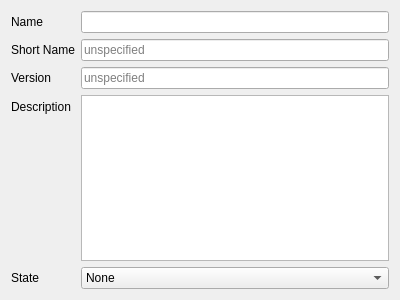
The window that src/patternmetaeditor.ui (dmr-tools/anytone-emu) describes before a commit, drawn with Qt 5.
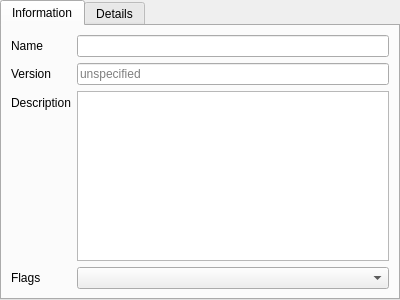
The same window after the commit.

Commit message: Updated pattern meta editor.

Patch:
```diff
--- a/src/patternmetaeditor.ui
+++ b/src/patternmetaeditor.ui
@@ -1,7 +1,7 @@
 <?xml version="1.0" encoding="UTF-8"?>
 <ui version="4.0">
- <class>PatternMetaEditor</class>
- <widget class="QWidget" name="PatternMetaEditor">
+ <class>metaEditor</class>
+ <widget class="QTabWidget" name="metaEditor">
   <property name="geometry">
    <rect>
     <x>0</x>
@@ -13,6 +13,13 @@
   <property name="windowTitle">
    <string>Form</string>
   </property>
+  <property name="currentIndex">
+   <number>0</number>
+  </property>
+  <widget class="QWidget" name="metaTab">
+   <attribute name="title">
+    <string>Information</string>
+   </attribute>
   <layout class="QFormLayout" name="formLayout">
    <item row="0" column="0">
     <widget class="QLabel" name="label">
@@ -24,76 +31,52 @@
    <item row="0" column="1">
     <widget class="QLineEdit" name="name"/>
    </item>
+    <item row="1" column="0">
+     <widget class="QLabel" name="label_2">
+      <property name="text">
+       <string>Version</string>
+      </property>
+     </widget>
+    </item>
+    <item row="1" column="1">
+     <widget class="QLineEdit" name="version">
+      <property name="placeholderText">
+       <string>unspecified</string>
+      </property>
+     </widget>
+    </item>
    <item row="2" column="0">
     <widget class="QLabel" name="label_3">
      <property name="text">
-      <string>Version</string>
+       <string>Description</string>
      </property>
     </widget>
    </item>
    <item row="2" column="1">
-    <widget class="QLineEdit" name="version">
-     <property name="placeholderText">
-      <string>unspecified</string>
-     </property>
-    </widget>
+     <widget class="QTextEdit" name="briefDescription"/>
    </item>
    <item row="3" column="0">
-    <widget class="QLabel" name="label_2">
+     <widget class="QLabel" name="label_4">
      <property name="text">
-      <string>Description</string>
+       <string>Flags</string>
      </property>
     </widget>
    </item>
    <item row="3" column="1">
+     <widget class="QComboBox" name="flags"/>
+    </item>
+   </layout>
+  </widget>
+  <widget class="QWidget" name="descriptionTab">
+   <attribute name="title">
+    <string>Details</string>
+   </attribute>
+   <layout class="QVBoxLayout" name="verticalLayout">
+    <item>
     <widget class="QTextEdit" name="description"/>
    </item>
-   <item row="4" column="0">
-    <widget class="QLabel" name="label_4">
-     <property name="text">
-      <string>State</string>
-     </property>
-    </widget>
-   </item>
-   <item row="4" column="1">
-    <widget class="QComboBox" name="tag">
-     <item>
-      <property name="text">
-       <string>None</string>
-      </property>
-     </item>
-     <item>
-      <property name="text">
-       <string>Done</string>
-      </property>
-     </item>
-     <item>
-      <property name="text">
-       <string>Needs review</string>
-      </property>
-     </item>
-     <item>
-      <property name="text">
-       <string>Incomplete</string>
-      </property>
-     </item>
-    </widget>
-   </item>
-   <item row="1" column="1">
-    <widget class="QLineEdit" name="shortName">
-     <property name="placeholderText">
-      <string>unspecified</string>
-     </property>
-    </widget>
-   </item>
-   <item row="1" column="0">
-    <widget class="QLabel" name="label_5">
-     <property name="text">
-      <string>Short Name</string>
-     </property>
-    </widget>
-   </item>
-  </layout>
+   </layout>
+  </widget>
  </widget>
  <resources/>
  <connections/>
```
Left out of the diff: 2 changed lines with no effect on the pictures. Lines whose indentation alone changed are shown as unchanged. The commit also changes 4 other files.
